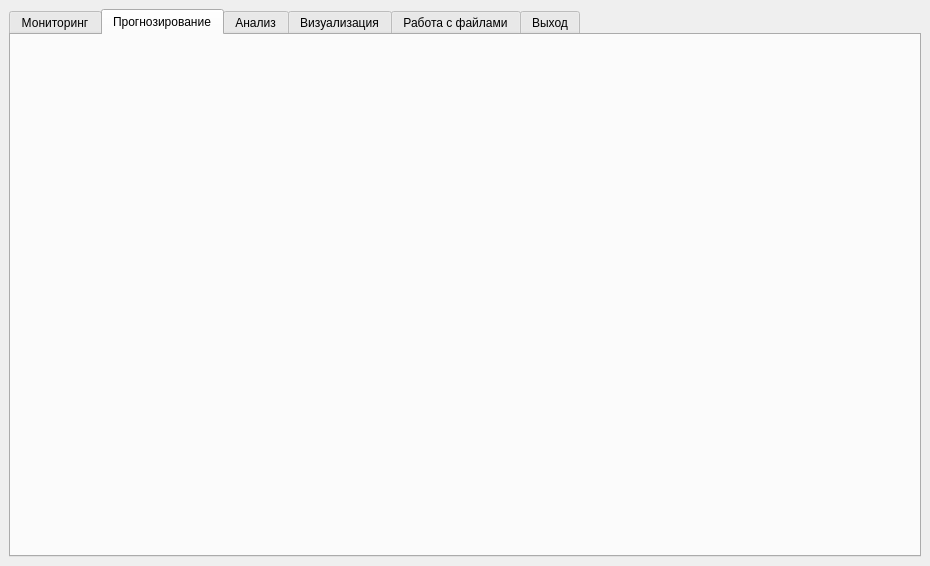
Old version of the form Главный экран(Погода).ui in the repository actggg/10_class_predprof.
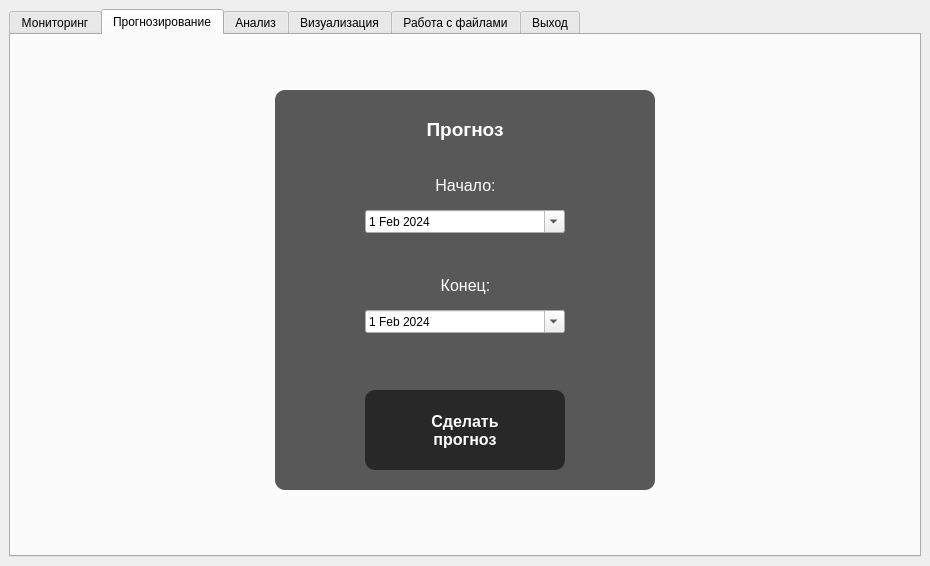
New version of the form. The open tabs and pages were chosen to show the change. Icons and pictures are not drawn.

The edit to the form file:
```diff
--- a/Главный экран(Погода).ui
+++ b/Главный экран(Погода).ui
@@ -773,7 +773,272 @@
        <attribute name="title">
         <string>Прогнозирование</string>
        </attribute>
-       <layout class="QHBoxLayout" name="horizontalLayout"/>
+       <layout class="QHBoxLayout" name="horizontalLayout">
+        <property name="spacing">
+         <number>0</number>
+        </property>
+        <property name="leftMargin">
+         <number>0</number>
+        </property>
+        <property name="topMargin">
+         <number>0</number>
+        </property>
+        <property name="rightMargin">
+         <number>0</number>
+        </property>
+        <property name="bottomMargin">
+         <number>0</number>
+        </property>
+        <item>
+         <widget class="QStackedWidget" name="background_4">
+          <property name="autoFillBackground">
+           <bool>false</bool>
+          </property>
+          <property name="styleSheet">
+           <string notr="true">QStackedWidget{background-image: url('C:/Users/sasak/PycharmProjects/10_class_predprof/weather-photos/background/cloudy.png'); background-repeat: no-repeat; background-position: bottom; border-radius: 10%; background-width:700}</string>
+          </property>
+          <widget class="QWidget" name="stackedWidgetPage1_4">
+           <layout class="QGridLayout" name="gridLayout_5" rowstretch="0" columnstretch="0">
+            <property name="sizeConstraint">
+             <enum>QLayout::SetDefaultConstraint</enum>
+            </property>
+            <property name="leftMargin">
+             <number>0</number>
+            </property>
+            <property name="topMargin">
+             <number>0</number>
+            </property>
+            <property name="rightMargin">
+             <number>0</number>
+            </property>
+            <property name="bottomMargin">
+             <number>0</number>
+            </property>
+            <property name="spacing">
+             <number>0</number>
+            </property>
+            <item row="0" column="0">
+             <widget class="QGroupBox" name="groupBox_6">
+              <property name="minimumSize">
+               <size>
+                <width>400</width>
+                <height>430</height>
+               </size>
+              </property>
+              <property name="maximumSize">
+               <size>
+                <width>400</width>
+                <height>430</height>
+               </size>
+              </property>
+              <property name="font">
+               <font>
+                <kerning>true</kerning>
+               </font>
+              </property>
+              <property name="autoFillBackground">
+               <bool>false</bool>
+              </property>
+              <property name="styleSheet">
+               <string notr="true">QGroupBox{border:r}</string>
+              </property>
+              <property name="title">
+               <string/>
+              </property>
+              <widget class="QListWidget" name="listWidget_4">
+               <property name="geometry">
+                <rect>
+                 <x>10</x>
+                 <y>10</y>
+                 <width>380</width>
+                 <height>400</height>
+                </rect>
+               </property>
+               <property name="minimumSize">
+                <size>
+                 <width>380</width>
+                 <height>400</height>
+                </size>
+               </property>
+               <property name="maximumSize">
+                <size>
+                 <width>380</width>
+                 <height>400</height>
+                </size>
+               </property>
+               <property name="styleSheet">
+                <string notr="true">QListWidget{ background-color: rgba(20, 20, 20, 180); border-radius: 10%;}</string>
+               </property>
+              </widget>
+              <widget class="QPushButton" name="make_forecast">
+               <property name="geometry">
+                <rect>
+                 <x>100</x>
+                 <y>310</y>
+                 <width>200</width>
+                 <height>80</height>
+                </rect>
+               </property>
+               <property name="font">
+                <font>
+                 <pointsize>12</pointsize>
+                 <weight>75</weight>
+                 <bold>true</bold>
+                </font>
+               </property>
+               <property name="styleSheet">
+                <string notr="true">QPushButton{ background-color: rgba(20, 20, 20, 180); border-radius: 10%;color: white }</string>
+               </property>
+               <property name="text">
+                <string>Сделать
+прогноз</string>
+               </property>
+              </widget>
+              <widget class="QDateEdit" name="forecast_begin">
+               <property name="geometry">
+                <rect>
+                 <x>100</x>
+                 <y>130</y>
+                 <width>200</width>
+                 <height>23</height>
+                </rect>
+               </property>
+               <property name="dateTime">
+                <datetime>
+                 <hour>0</hour>
+                 <minute>0</minute>
+                 <second>0</second>
+                 <year>2024</year>
+                 <month>2</month>
+                 <day>1</day>
+                </datetime>
+               </property>
+               <property name="minimumDate">
+                <date>
+                 <year>2020</year>
+                 <month>2</month>
+                 <day>1</day>
+                </date>
+               </property>
+               <property name="calendarPopup">
+                <bool>true</bool>
+               </property>
+              </widget>
+              <widget class="QLabel" name="label">
+               <property name="geometry">
+                <rect>
+                 <x>10</x>
+                 <y>10</y>
+                 <width>380</width>
+                 <height>78</height>
+                </rect>
+               </property>
+               <property name="font">
+                <font>
+                 <pointsize>14</pointsize>
+                 <weight>75</weight>
+                 <bold>true</bold>
+                </font>
+               </property>
+               <property name="styleSheet">
+                <string notr="true">QLabel{color:white}</string>
+               </property>
+               <property name="text">
+                <string>Прогноз</string>
+               </property>
+               <property name="alignment">
+                <set>Qt::AlignCenter</set>
+               </property>
+              </widget>
+              <widget class="QLabel" name="label_4">
+               <property name="geometry">
+                <rect>
+                 <x>150</x>
+                 <y>90</y>
+                 <width>101</width>
+                 <height>31</height>
+                </rect>
+               </property>
+               <property name="font">
+                <font>
+                 <pointsize>12</pointsize>
+                 <weight>50</weight>
+                 <bold>false</bold>
+                </font>
+               </property>
+               <property name="styleSheet">
+                <string notr="true">QLabel{color:white}</string>
+               </property>
+               <property name="text">
+                <string>Начало:</string>
+               </property>
+               <property name="alignment">
+                <set>Qt::AlignCenter</set>
+               </property>
+              </widget>
+              <widget class="QLabel" name="label_5">
+               <property name="geometry">
+                <rect>
+                 <x>150</x>
+                 <y>190</y>
+                 <width>101</width>
+                 <height>31</height>
+                </rect>
+               </property>
+               <property name="font">
+                <font>
+                 <pointsize>12</pointsize>
+                 <weight>50</weight>
+                 <bold>false</bold>
+                </font>
+               </property>
+               <property name="styleSheet">
+                <string notr="true">QLabel{color:white}</string>
+               </property>
+               <property name="text">
+                <string>Конец:</string>
+               </property>
+               <property name="alignment">
+                <set>Qt::AlignCenter</set>
+               </property>
+              </widget>
+              <widget class="QDateEdit" name="forecast_finish">
+               <property name="geometry">
+                <rect>
+                 <x>100</x>
+                 <y>230</y>
+                 <width>200</width>
+                 <height>23</height>
+                </rect>
+               </property>
+               <property name="dateTime">
+                <datetime>
+                 <hour>0</hour>
+                 <minute>0</minute>
+                 <second>0</second>
+                 <year>2024</year>
+                 <month>2</month>
+                 <day>1</day>
+                </datetime>
+               </property>
+               <property name="minimumDate">
+                <date>
+                 <year>2020</year>
+                 <month>2</month>
+                 <day>1</day>
+                </date>
+               </property>
+               <property name="calendarPopup">
+                <bool>true</bool>
+               </property>
+              </widget>
+             </widget>
+            </item>
+           </layout>
+          </widget>
+         </widget>
+        </item>
+       </layout>
       </widget>
       <widget class="QWidget" name="review">
        <attribute name="title">
@@ -1077,41 +1342,6 @@
               </widget>
              </widget>
             </item>
-            <item row="0" column="1">
-             <widget class="QLabel" name="label">
-              <property name="enabled">
-               <bool>false</bool>
-              </property>
-              <property name="minimumSize">
-               <size>
-                <width>400</width>
-                <height>40</height>
-               </size>
-              </property>
-              <property name="maximumSize">
-               <size>
-                <width>400</width>
-                <height>40</height>
-               </size>
-              </property>
-              <property name="font">
-               <font>
-                <pointsize>10</pointsize>
-                <weight>75</weight>
-                <bold>true</bold>
-               </font>
-              </property>
-              <property name="styleSheet">
-               <string notr="true">QLabel{ background-color: rgba(20, 20, 20, 0); border-radius: 10%;color: white }</string>
-              </property>
-              <property name="text">
-               <string/>
-              </property>
-              <property name="alignment">
-               <set>Qt::AlignCenter</set>
-              </property>
-             </widget>
-            </item>
            </layout>
           </widget>
          </widget>
```
Left out of the diff: 393 changed lines with no effect on the pictures.
